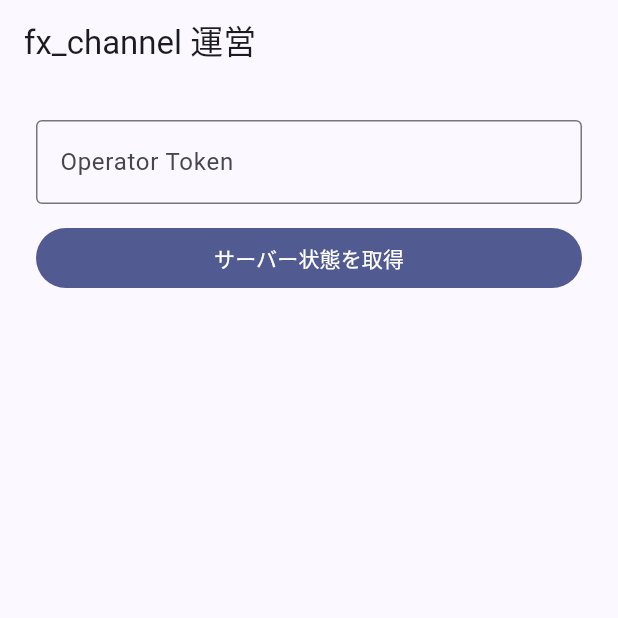
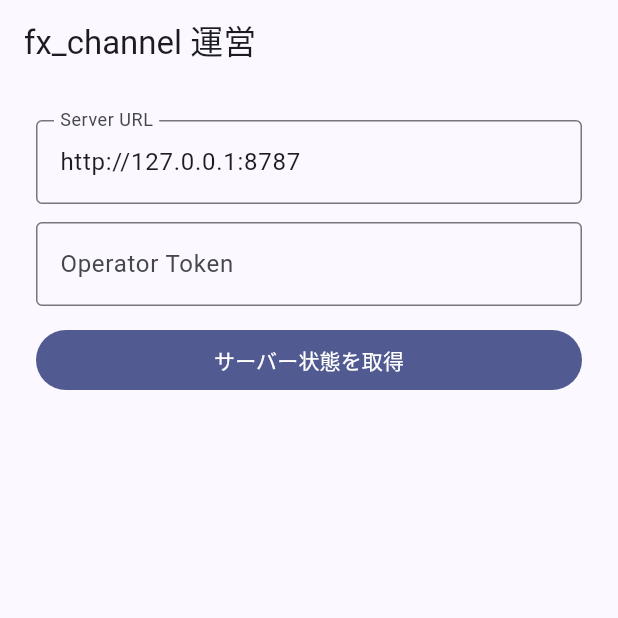
Before and after one commit to tomiya7688/somebody-run-this, a Flutter app: the screen it shows after launch, on a phone screen of 412 x 824 dp, the top half of it. Run offline on Flutter 3.47's test engine with Material 3 defaults, Android fonts, the phone set to English and light mode, and no system bars; our stand-ins replace shared_preferences.

Commit message:
Allow runtime operator server selection

```diff
--- a/fx_channel/clients/operator_app/lib/main.dart
+++ b/fx_channel/clients/operator_app/lib/main.dart
@@ -4,21 +4,21 @@ import 'package:flutter/material.dart';
 import 'package:http/http.dart' as http;
 
 void main() {
-  const serverUrl = String.fromEnvironment(
+  const defaultServerUrl = String.fromEnvironment(
     'FX_CHANNEL_SERVER_URL',
     defaultValue: 'http://127.0.0.1:8787',
   );
 
-  runApp(OperatorApp(serverUrl: serverUrl));
+  runApp(OperatorApp(defaultServerUrl: defaultServerUrl));
 }
 
 class OperatorApp extends StatelessWidget {
   const OperatorApp({
     super.key,
-    required this.serverUrl,
+    required this.defaultServerUrl,
   });
 
-  final String serverUrl;
+  final String defaultServerUrl;
 
   @override
   Widget build(BuildContext context) {
@@ -29,7 +29,7 @@ class OperatorApp extends StatelessWidget {
         useMaterial3: true,
         colorScheme: ColorScheme.fromSeed(seedColor: Colors.indigo),
       ),
-      home: OperatorHome(serverUrl: serverUrl),
+      home: OperatorHome(defaultServerUrl: defaultServerUrl),
     );
   }
 }
@@ -37,28 +37,36 @@ class OperatorApp extends StatelessWidget {
 class OperatorHome extends StatefulWidget {
   const OperatorHome({
     super.key,
-    required this.serverUrl,
+    required this.defaultServerUrl,
   });
 
-  final String serverUrl;
+  final String defaultServerUrl;
 
   @override
   State<OperatorHome> createState() => _OperatorHomeState();
 }
 
 class _OperatorHomeState extends State<OperatorHome> {
+  late final _serverController =
+      TextEditingController(text: widget.defaultServerUrl);
   final _tokenController = TextEditingController();
   Map<String, dynamic>? _status;
   String? _error;
 
   @override
   void dispose() {
+    _serverController.dispose();
     _tokenController.dispose();
     super.dispose();
   }
 
   Future<void> _loadStatus() async {
-    final base = widget.serverUrl.replaceAll(RegExp(r'/+$'), '');
+    final base = _serverController.text.trim().replaceAll(RegExp(r'/+$'), '');
+    if (base.isEmpty) {
+      setState(() => _error = 'Server URLを入力してください。');
+      return;
+    }
+
     try {
       final response = await http.get(
         Uri.parse('$base/api/operator/status'),
@@ -90,6 +98,14 @@ class _OperatorHomeState extends State<OperatorHome> {
       body: ListView(
         padding: const EdgeInsets.all(24),
         children: [
+          TextField(
+            controller: _serverController,
+            decoration: const InputDecoration(
+              labelText: 'Server URL',
+              border: OutlineInputBorder(),
+            ),
+          ),
+          const SizedBox(height: 12),
           TextField(
             controller: _tokenController,
             obscureText: true,
```
